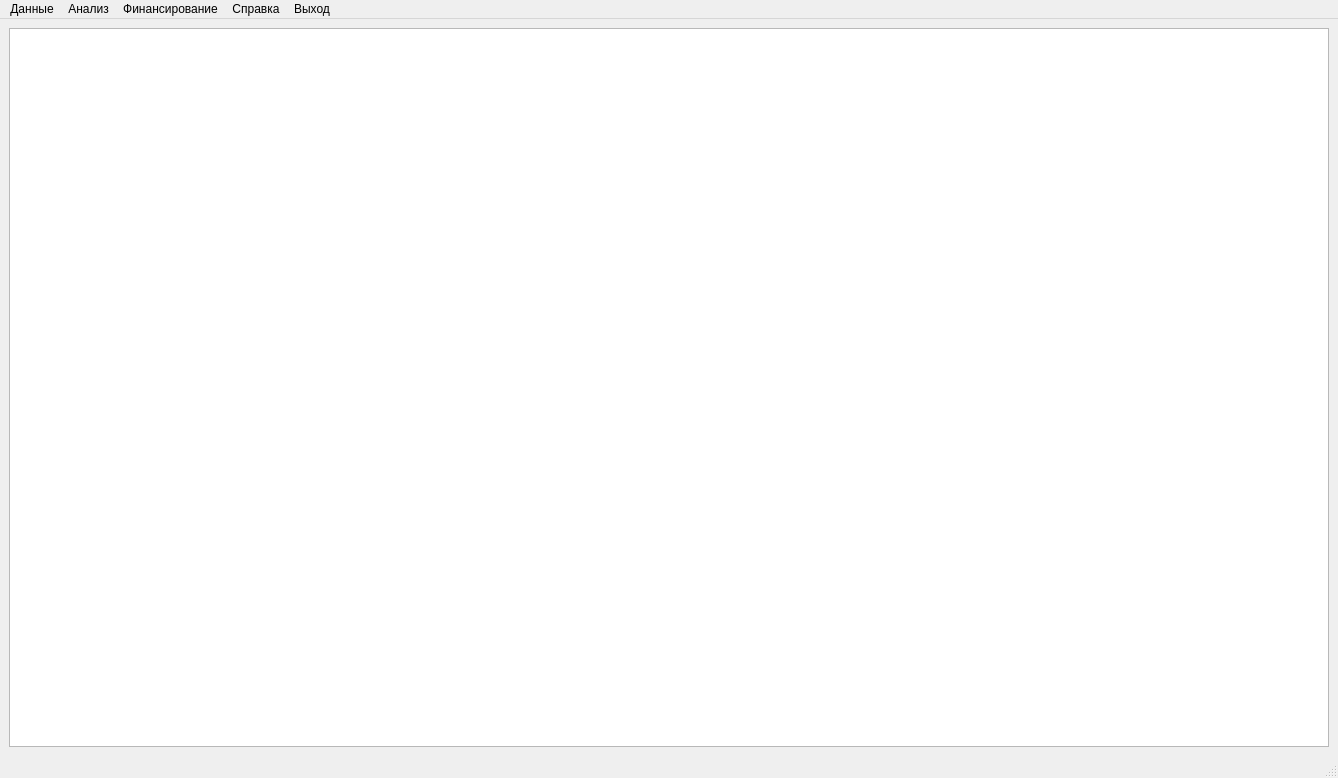
BITLIFASON/Support_Of_Competitions_For_Grants, file AnalysisWindow.ui: the form before one commit.
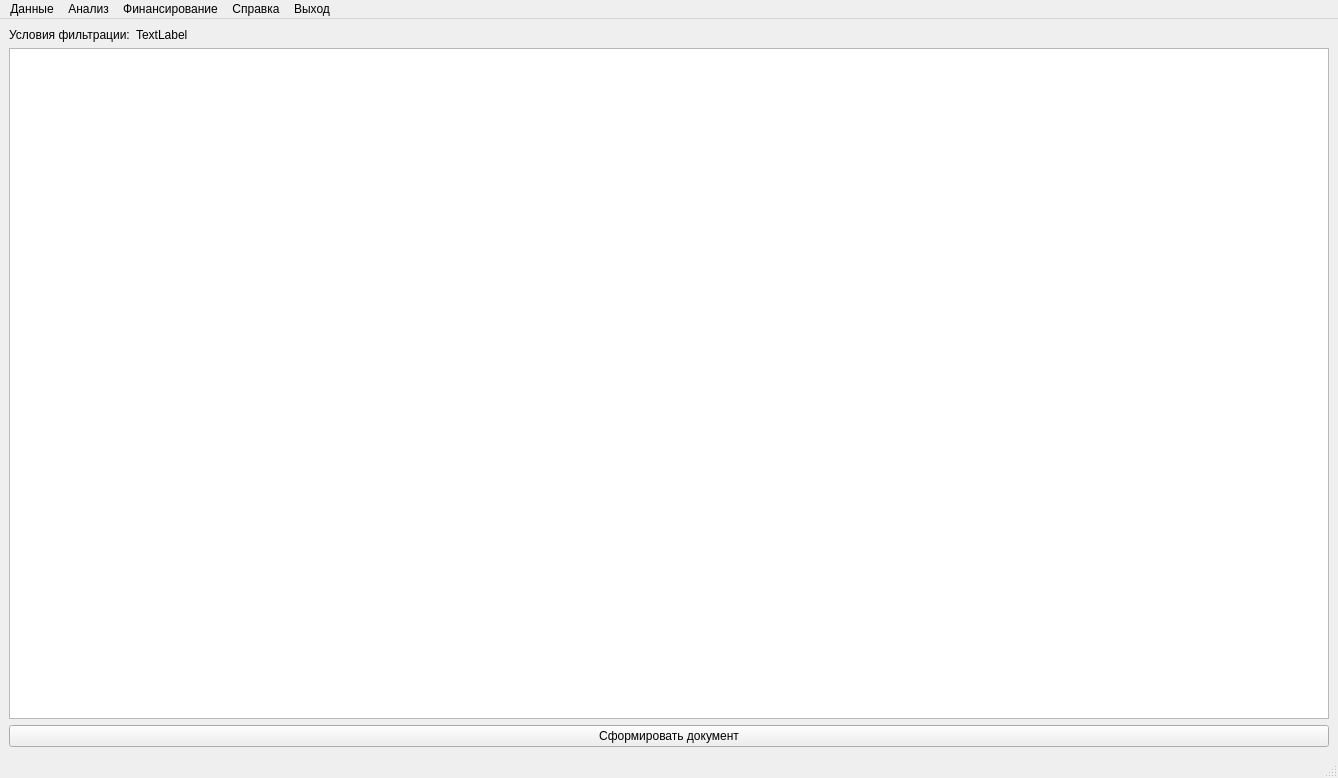
The form after the commit.

The edit to the form file:
```diff
--- a/AnalysisWindow.ui
+++ b/AnalysisWindow.ui
@@ -15,7 +15,27 @@
   </property>
   <widget class="QWidget" name="centralwidget">
    <layout class="QGridLayout" name="gridLayout">
-    <item row="0" column="0" colspan="2">
+    <item row="0" column="0">
+     <widget class="QLabel" name="label">
+      <property name="sizePolicy">
+       <sizepolicy hsizetype="Fixed" vsizetype="Fixed">
+        <horstretch>0</horstretch>
+        <verstretch>0</verstretch>
+       </sizepolicy>
+      </property>
+      <property name="text">
+       <string>Условия фильтрации:</string>
+      </property>
+     </widget>
+    </item>
+    <item row="0" column="1">
+     <widget class="QLabel" name="filterlabel">
+      <property name="text">
+       <string>TextLabel</string>
+      </property>
+     </widget>
+    </item>
+    <item row="2" column="0" colspan="2">
      <widget class="QTableView" name="tableView">
       <property name="sizePolicy">
        <sizepolicy hsizetype="Preferred" vsizetype="Preferred">
@@ -34,6 +54,13 @@
       </attribute>
      </widget>
     </item>
+    <item row="3" column="0" colspan="2">
+     <widget class="QPushButton" name="push_button_print">
+      <property name="text">
+       <string>Сформировать документ</string>
+      </property>
+     </widget>
+    </item>
    </layout>
   </widget>
   <widget class="QMenuBar" name="menubar">
```
Left out of the diff: 6 changed lines with no effect on the pictures.
